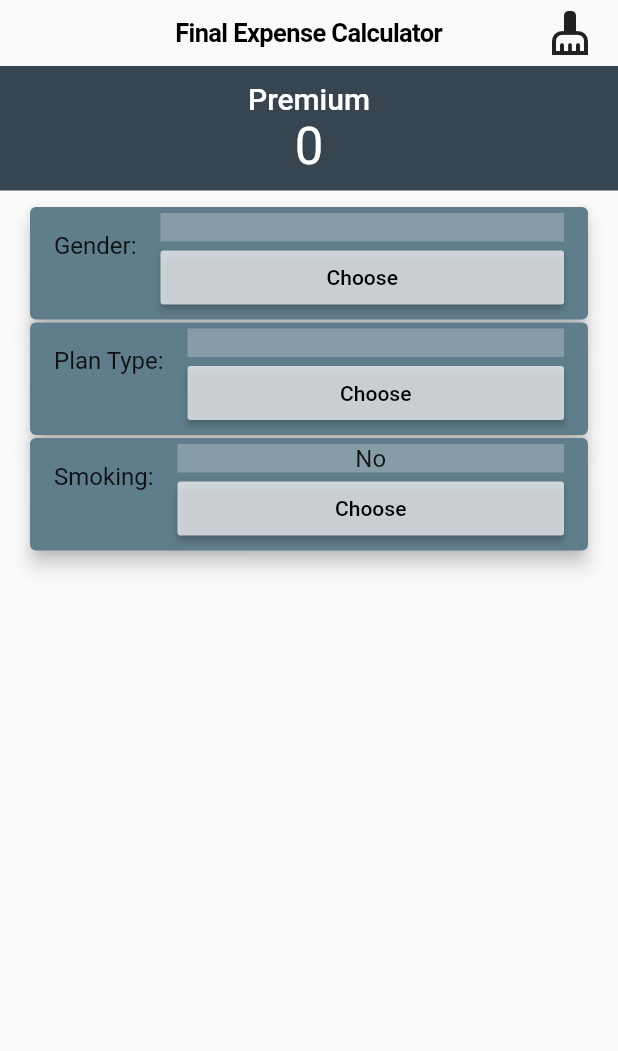
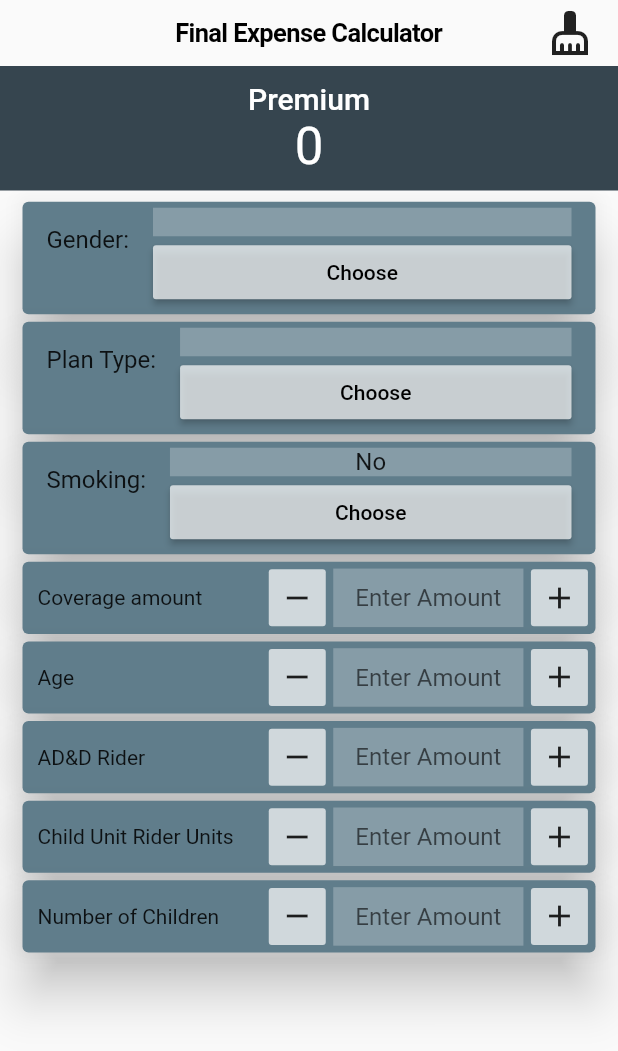
Before and after one commit to bryantwilliam/rate_calculator, a Flutter app: the screen it shows after launch, on a phone screen of 412 x 824 dp. Shown: the top 1051 px of the screen. Run offline on Flutter 3.47's test engine with Material 2 defaults, Android fonts, the phone set to English and light mode, and no system bars.

Commit message:
almost done + a bug

```diff
--- /dev/null
+++ b/lib/card_item.dart
@@ -0,0 +1,20 @@
+import 'package:flutter/material.dart';
+
+class CardItem extends StatelessWidget {
+  final Widget child;
+
+  CardItem({this.child});
+
+  @override
+  Widget build(BuildContext context) {
+    return Card(
+      color: Colors.blueGrey,
+      elevation: 15,
+      margin: EdgeInsets.symmetric(
+        vertical: 2.5,
+        horizontal: 10,
+      ),
+      child: child,
+    );
+  }
+}
--- a/lib/main.dart
+++ b/lib/main.dart
@@ -1,6 +1,7 @@
 import 'package:flutter/cupertino.dart';
 import 'package:flutter/material.dart';
 
+import 'number_picker.dart';
 import 'picker.dart';
 
 void main() {
@@ -32,13 +33,18 @@ class MyHomePage extends StatefulWidget {
 }
 
 class _MyHomePageState extends State<MyHomePage> {
+  var planPickerController = PickerController(); // TODO use this.
+
   void _clear() {
-    setState(() {});
+    setState(() {
+      Navigator.pushNamedAndRemoveUntil(context, '/', (_) => false);
+    });
   }
 
   @override
   Widget build(BuildContext context) {
     return CupertinoPageScaffold(
+      resizeToAvoidBottomInset: false, // For overflow from keyboard
       navigationBar: CupertinoNavigationBar(
         middle: Text(widget.title),
         trailing: Row(
@@ -79,7 +85,7 @@ class _MyHomePageState extends State<MyHomePage> {
               ),
             ),
             Container(
-              padding: EdgeInsets.all(10),
+              padding: EdgeInsets.all(5),
               child: Column(
                 crossAxisAlignment: CrossAxisAlignment.start,
                 children: [
@@ -92,13 +98,57 @@ class _MyHomePageState extends State<MyHomePage> {
                     title: "Plan Type",
                     description: "Which plan type?",
                     options: ["Final Expense", "20 Pay", "Modified"],
+                    controller: planPickerController,
                   ),
                   Picker(
                     title: "Smoking",
                     description: "Smoking?",
                     options: ["No", "Non-Tobacco", "Tobacco"],
                     showFirstOptionPlaceholder: true,
-                  )
+                  ),
+                  NumberPicker(
+                    title: "Coverage amount",
+                    increment: 1000,
+                    maxValue:
+                        /*planPickerController != null &&
+                            planPickerController.selection != null &&
+                            planPickerController.selection == "Modified"
+                        ? 15000
+                        : */
+                        35000,
+                    conditional: Conditional(
+                      // BUG the max doesn't change to the alternative max automatically after plantype is changed.
+                      planPickingController: planPickerController,
+                      plan: "Modified",
+                      alternativeMax: 15000,
+                    ),
+                    monetary: true,
+                  ),
+                  NumberPicker(
+                    title: "Age",
+                    increment: 10,
+                    maxValue: 85,
+                    conditional: Conditional(
+                      planPickingController: planPickerController,
+                      plan: "20 Pay",
+                      alternativeMax: 80,
+                    ),
+                  ),
+                  NumberPicker(
+                    title: "AD&D Rider", // TODO units
+                    increment: 1,
+                    maxValue: 8,
+                  ),
+                  NumberPicker(
+                    title: "Child Unit Rider Units", //TODO units
+                    increment: 1,
+                    maxValue: 5,
+                  ),
+                  NumberPicker(
+                    title: "Number of Children",
+                    increment: 1,
+                    maxValue: 8,
+                  ),
                 ],
               ),
             ),
--- /dev/null
+++ b/lib/number_picker.dart
@@ -0,0 +1,157 @@
+import 'package:flutter/material.dart';
+import 'package:intl/intl.dart';
+import 'package:rate_calculator/picker.dart';
+
+import 'card_item.dart';
+
+class NumberPicker extends StatefulWidget {
+  final int increment;
+  final int maxValue;
+  final String title;
+  final bool monetary;
+  final Conditional conditional;
+
+  const NumberPicker({
+    @required this.increment,
+    @required this.title,
+    @required this.maxValue,
+    this.monetary = false,
+    this.conditional,
+  });
+
+  @override
+  _NumberPickerState createState() => _NumberPickerState();
+}
+
+class Conditional {
+  final String plan;
+  final int alternativeMax;
+  final PickerController planPickingController;
+
+  Conditional({
+    @required this.planPickingController,
+    @required this.plan,
+    @required this.alternativeMax,
+  });
+}
+
+class _NumberPickerState extends State<NumberPicker> {
+  final _amountController = TextEditingController();
+  final _formatCurrency = NumberFormat.simpleCurrency();
+
+  void _setValue(num newValue) {
+    if (newValue < 0) {
+      newValue = 0;
+    } else {
+      var max = widget.maxValue;
+
+      // BUG this doesn't run automatically after plantype is changed.
+      var conditional = widget.conditional;
+      if (conditional != null) {
+        var planPickingController = conditional.planPickingController;
+        if (planPickingController != null) {
+          var conditionalPlan = conditional.planPickingController.selection;
+          if (conditionalPlan == conditional.plan) {
+            max = conditional.alternativeMax;
+          }
+        }
+      }
+
+      if (newValue >= max) {
+        newValue = max;
+      }
+    }
+
+    _amountController.text = widget.monetary
+        ? _formatCurrency.format(newValue)
+        : newValue.toString();
+  }
+
+  num parseCurrentValue() {
+    return widget.monetary
+        ? _formatCurrency.parse(_amountController.text)
+        : double.parse(_amountController.text).toInt();
+  }
+
+  // add true: add
+  // add false: subtract
+  void _increment(int increment) {
+    if (increment == 0) {
+      return;
+    }
+
+    if (_amountController.text == "") {
+      _amountController.text = "0";
+    }
+
+    num newValue = parseCurrentValue() + increment;
+
+    _setValue(newValue);
+  }
+
+  FlatButton _getincrementButton(int increment) {
+    return FlatButton(
+      color: Colors.white70,
+      padding: EdgeInsets.all(7),
+      minWidth: 10,
+      height: 10,
+      child: Icon(
+        increment < 0 ? Icons.remove : Icons.add,
+        color: Colors.black87,
+      ),
+      onPressed: () {
+        _increment(increment);
+      },
+    );
+  }
+
+  @override
+  Widget build(BuildContext context) {
+    return CardItem(
+      child: Padding(
+        padding: const EdgeInsets.all(0.05),
+        child: Row(
+          children: [
+            Expanded(
+              flex: 5,
+              child: Padding(
+                padding: const EdgeInsets.only(left: 10),
+                child: Text(widget.title),
+              ),
+            ),
+            Expanded(
+              flex: 7,
+              child: Row(
+                children: [
+                  _getincrementButton(-widget.increment),
+                  Expanded(
+                    child: Container(
+                      padding: EdgeInsets.all(10),
+                      color: Colors.white24,
+                      child: TextField(
+                        enableInteractiveSelection: false,
+                        decoration: InputDecoration.collapsed(
+                          hintText: "Enter Amount",
+                        ),
+                        textAlign: TextAlign.center,
+                        keyboardType: TextInputType.number,
+                        controller: _amountController,
+                        onSubmitted: (_) {
+                          _setValue(parseCurrentValue());
+                        },
+                        onTap: () {
+                          _amountController.text = "";
+                        },
+                      ),
+                    ),
+                  ),
+                  _getincrementButton(widget.increment),
+                ],
+              ),
+            ),
+          ],
+        ),
+      ),
+    );
+  }
+}
--- a/lib/picker.dart
+++ b/lib/picker.dart
@@ -1,25 +1,37 @@
 import 'package:flutter/cupertino.dart';
 import 'package:flutter/material.dart';
+
+import 'card_item.dart';
 
 class Picker extends StatefulWidget {
   final String title;
   final String description;
   final List<String> options;
   final bool showFirstOptionPlaceholder;
+  final PickerController controller;
 
   const Picker({
     @required this.title,
     @required this.description,
     @required this.options,
     this.showFirstOptionPlaceholder = false,
+    this.controller,
   });
 
   @override
   _State createState() => _State();
 }
 
+class PickerController {
+  String selection;
+}
+
 class _State extends State<Picker> {
   var _result = "";
+
+  String getResult() {
+    return _result;
+  }
 
   List<CupertinoActionSheetAction> get _actions {
     List<CupertinoActionSheetAction> actionList = [];
@@ -41,13 +53,7 @@ class _State extends State<Picker> {
 
   @override
   Widget build(BuildContext context) {
-    return Card(
-      color: Colors.blueGrey,
-      elevation: 5,
-      margin: EdgeInsets.symmetric(
-        vertical: 1,
-        horizontal: 10,
-      ),
+    return CardItem(
       child: ListTile(
         leading: Text(
           "${widget.title}:",
@@ -77,7 +83,13 @@ class _State extends State<Picker> {
                 title: Text(widget.description),
                 actions: _actions,
               ),
-            );
+            ).whenComplete(() {
+              if (widget.controller != null) {
+                setState(() {
+                  widget.controller.selection = _result;
+                });
+              }
+            });
           },
         ),
       ),
--- a/pubspec.yaml
+++ b/pubspec.yaml
@@ -23,6 +23,8 @@ environment:
 dependencies:
   flutter:
     sdk: flutter
+  intl: ^0.16.1
+
 
 
   # The following adds the Cupertino Icons font to your application.
```
Also changed, not shown: pubspec.lock.
